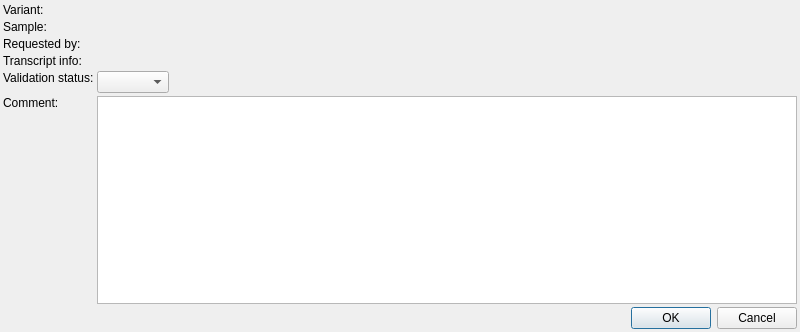
The window that src/GSvar/ValidationDialog.ui (imgag/ngs-bits) describes before a commit, drawn with Qt 5.
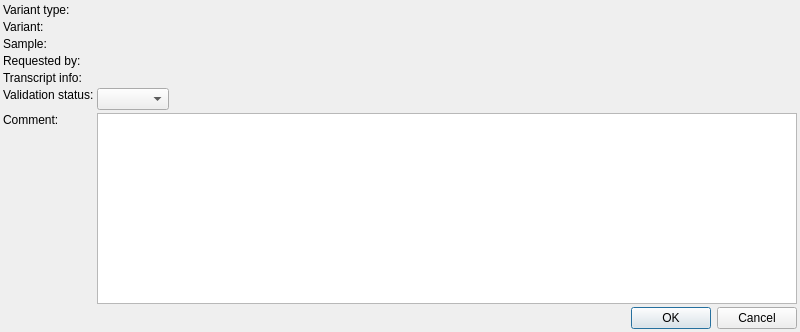
The same window after the commit.

Patch:
```diff
--- a/src/GSvar/ValidationDialog.ui
+++ b/src/GSvar/ValidationDialog.ui
@@ -35,10 +35,36 @@
    <property name="spacing">
     <number>3</number>
    </property>
-   <item row="5" column="1">
+   <item row="5" column="0">
+    <widget class="QLabel" name="label_6">
+     <property name="text">
+      <string>Transcript info:</string>
+     </property>
+     <property name="alignment">
+      <set>Qt::AlignLeading|Qt::AlignLeft|Qt::AlignTop</set>
+     </property>
+    </widget>
+   </item>
+   <item row="5" column="1" colspan="2">
+    <widget class="QLabel" name="transcript_info">
+     <property name="text">
+      <string/>
+     </property>
+     <property name="textFormat">
+      <enum>Qt::RichText</enum>
+     </property>
+     <property name="wordWrap">
+      <bool>true</bool>
+     </property>
+     <property name="textInteractionFlags">
+      <set>Qt::LinksAccessibleByMouse|Qt::TextSelectableByMouse</set>
+     </property>
+    </widget>
+   </item>
+   <item row="6" column="1">
     <widget class="QComboBox" name="status"/>
    </item>
-   <item row="5" column="2">
+   <item row="6" column="2">
     <spacer name="horizontalSpacer">
      <property name="orientation">
       <enum>Qt::Horizontal</enum>
@@ -51,17 +77,7 @@
      </property>
     </spacer>
    </item>
-   <item row="0" column="0">
-    <widget class="QLabel" name="label_4">
-     <property name="text">
-      <string>Variant:</string>
-     </property>
-     <property name="alignment">
-      <set>Qt::AlignLeading|Qt::AlignLeft|Qt::AlignTop</set>
-     </property>
-    </widget>
-   </item>
-   <item row="7" column="0" colspan="3">
+   <item row="8" column="0" colspan="3">
     <widget class="QDialogButtonBox" name="buttons">
      <property name="orientation">
       <enum>Qt::Horizontal</enum>
@@ -71,7 +87,7 @@
      </property>
     </widget>
    </item>
-   <item row="2" column="0">
+   <item row="3" column="0">
     <widget class="QLabel" name="label_3">
      <property name="text">
       <string>Sample:</string>
@@ -81,7 +97,17 @@
      </property>
     </widget>
    </item>
-   <item row="3" column="0">
+   <item row="1" column="0">
+    <widget class="QLabel" name="label_4">
+     <property name="text">
+      <string>Variant:</string>
+     </property>
+     <property name="alignment">
+      <set>Qt::AlignLeading|Qt::AlignLeft|Qt::AlignTop</set>
+     </property>
+    </widget>
+   </item>
+   <item row="4" column="0">
     <widget class="QLabel" name="label_5">
      <property name="text">
       <string>Requested by:</string>
@@ -91,18 +117,8 @@
      </property>
     </widget>
    </item>
-   <item row="2" column="1" colspan="2">
-    <widget class="QLabel" name="sample">
-     <property name="text">
-      <string/>
-     </property>
-     <property name="textInteractionFlags">
-      <set>Qt::LinksAccessibleByMouse|Qt::TextSelectableByMouse</set>
-     </property>
-    </widget>
-   </item>
    <item row="3" column="1" colspan="2">
-    <widget class="QLabel" name="requested_by">
+    <widget class="QLabel" name="sample">
      <property name="text">
       <string/>
      </property>
@@ -111,7 +127,7 @@
      </property>
     </widget>
    </item>
-   <item row="6" column="1" colspan="2">
+   <item row="7" column="1" colspan="2">
     <widget class="QTextEdit" name="comment">
      <property name="html">
       <string>&lt;!DOCTYPE HTML PUBLIC &quot;-//W3C//DTD HTML 4.0//EN&quot; &quot;http://www.w3.org/TR/REC-html40/strict.dtd&quot;&gt;
@@ -122,17 +138,17 @@
      </property>
     </widget>
    </item>
+   <item row="4" column="1" colspan="2">
+    <widget class="QLabel" name="requested_by">
+     <property name="text">
+      <string/>
+     </property>
+     <property name="textInteractionFlags">
+      <set>Qt::LinksAccessibleByMouse|Qt::TextSelectableByMouse</set>
+     </property>
+    </widget>
+   </item>
    <item row="6" column="0">
-    <widget class="QLabel" name="label_2">
-     <property name="text">
-      <string>&lt;html&gt;&lt;head/&gt;&lt;body&gt;&lt;p&gt;Comment:&lt;/p&gt;&lt;/body&gt;&lt;/html&gt;</string>
-     </property>
-     <property name="alignment">
-      <set>Qt::AlignLeading|Qt::AlignLeft|Qt::AlignTop</set>
-     </property>
-    </widget>
-   </item>
-   <item row="5" column="0">
     <widget class="QLabel" name="label">
      <property name="text">
       <string>Validation status:</string>
@@ -142,7 +158,7 @@
      </property>
     </widget>
    </item>
-   <item row="0" column="1" colspan="2">
+   <item row="1" column="1" colspan="2">
     <widget class="QLabel" name="variant">
      <property name="text">
       <string/>
@@ -152,30 +168,28 @@
      </property>
     </widget>
    </item>
-   <item row="4" column="0">
-    <widget class="QLabel" name="label_6">
+   <item row="7" column="0">
+    <widget class="QLabel" name="label_2">
      <property name="text">
-      <string>Transcript info:</string>
+      <string>&lt;html&gt;&lt;head/&gt;&lt;body&gt;&lt;p&gt;Comment:&lt;/p&gt;&lt;/body&gt;&lt;/html&gt;</string>
      </property>
      <property name="alignment">
       <set>Qt::AlignLeading|Qt::AlignLeft|Qt::AlignTop</set>
      </property>
     </widget>
    </item>
-   <item row="4" column="1" colspan="2">
-    <widget class="QLabel" name="transcript_info">
+   <item row="0" column="0">
+    <widget class="QLabel" name="label_7">
+     <property name="text">
+      <string>Variant type:</string>
+     </property>
+    </widget>
+   </item>
+   <item row="0" column="1">
+    <widget class="QLabel" name="variant_type">
      <property name="text">
       <string/>
      </property>
-     <property name="textFormat">
-      <enum>Qt::RichText</enum>
-     </property>
-     <property name="wordWrap">
-      <bool>true</bool>
-     </property>
-     <property name="textInteractionFlags">
-      <set>Qt::LinksAccessibleByMouse|Qt::TextSelectableByMouse</set>
-     </property>
     </widget>
    </item>
   </layout>
```
